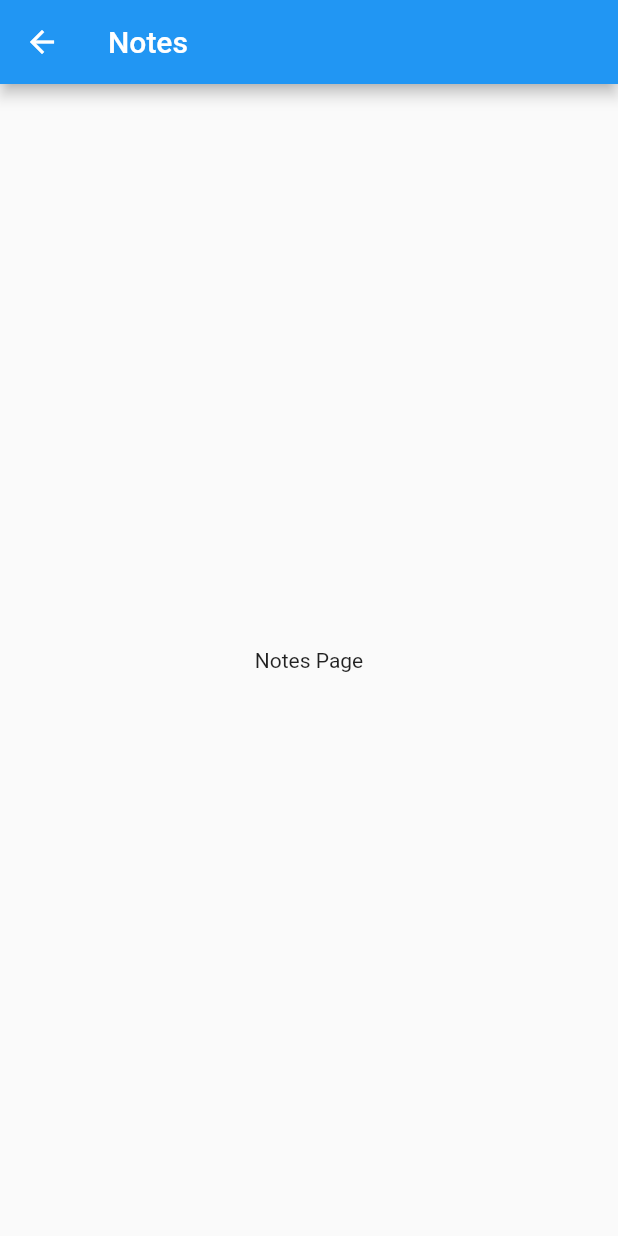
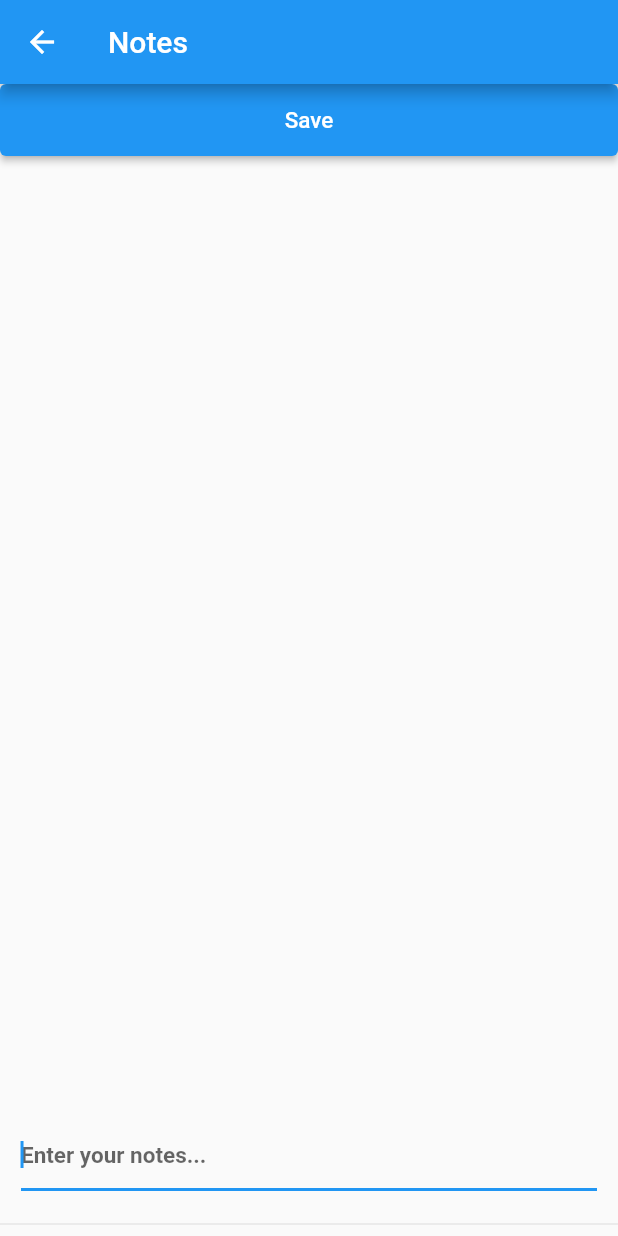
Before and after one commit to djsevy/BetterCalc, a Flutter app: the screen it shows after launch, item 2 of the bottom bar chosen, on a phone screen of 412 x 824 dp. Run offline on Flutter 3.47's test engine with Material 2 defaults, Android fonts, the phone set to English and light mode, and no system bars.

Commit message:
Added notes page functionality

```diff
--- a/better_calc/lib/main.dart
+++ b/better_calc/lib/main.dart
@@ -5,6 +5,7 @@ import 'HistoryStorage.dart';
 import 'package:flutter/material.dart';
 import 'dart:ui';
 import 'package:path_provider/path_provider.dart';
+import 'NotesStorage.dart';
 
 void main() {
   runApp(const CalculatorApp());
@@ -220,8 +221,7 @@ class _CalculatorScreenState extends State<CalculatorScreen> {
       } catch (e) {
         converted = buttonText;
       }
-    }
-    else {
+    } else {
       converted = buttonText;
     }
     return converted;
@@ -514,6 +514,7 @@ class _CalculatorScreenState extends State<CalculatorScreen> {
     var currentIndex = 0;
 
     return Scaffold(
+      appBar: AppBar(toolbarHeight: 0),
       body: _buildModeOfCalc(),
       bottomNavigationBar: BottomNavigationBar(
         items: const <BottomNavigationBarItem>[
@@ -542,7 +543,7 @@ class _CalculatorScreenState extends State<CalculatorScreen> {
           } else if (index == 1) {
             Navigator.push(
               context,
-              MaterialPageRoute(builder: (context) => const NotesPage()),
+              MaterialPageRoute(builder: (context) => NotesPage()),
             );
           } else if (index == 2) {
             Navigator.push(
@@ -561,8 +562,100 @@ class _CalculatorScreenState extends State<CalculatorScreen> {
   }
 }
 
-class NotesPage extends StatelessWidget {
-  const NotesPage({super.key});
+class NotesPage extends StatefulWidget {
+  NotesPage({super.key});
+
+  final NotesStorage notesStorage = NotesStorage();
+
+  @override
+  _NotesPageState createState() => _NotesPageState();
+}
+
+class _NotesPageState extends State<NotesPage> {
+  TextEditingController _textEditingController = TextEditingController();
+  final FocusNode _focusNode = FocusNode();
+
+  @override
+  void initState() {
+    super.initState();
+    // _focusNode = FocusNode();
+
+    _focusNode.requestFocus();
+    widget.notesStorage.readNotes().then((value) {
+      setState(() {
+        _textEditingController.text = value;
+        print('is this working?');
+        print(value);
+
+        //Can then do a print to see it to check if it's loading properly.
+      });
+    });
+  }
+
+  void _saveNotes() {
+    widget.notesStorage.writeToNotes(_textEditingController.text);
+    print('Saved');
+  }
+
+  Widget _buildSaveButton() {
+    return Expanded(
+      child: ElevatedButton(
+        style: ElevatedButton.styleFrom(
+          padding: const EdgeInsets.all(15.0),
+        ),
+        onPressed: () => _saveNotes(),
+        child: Text(
+          'Save',
+          style: const TextStyle(fontSize: 15.0),
+        ),
+      ),
+    );
+  }
+
+  Widget _buildNotes() {
+    return Column(
+      children: [
+        Expanded(
+            child: Container(
+          child: Column(
+            children: [
+              Row(children: [
+                _buildSaveButton(),
+              ]),
+              Expanded(
+                  child: Container(
+                padding: const EdgeInsets.all(14.0),
+                alignment: Alignment.bottomRight,
+                child: GestureDetector(
+                  child: TextField(
+                    autofocus: true,
+                    showCursor: true,
+                    controller:
+                        _textEditingController, // Use TextEditingController
+                    decoration: const InputDecoration(
+                      hintText: 'Enter your notes...',
+                    ),
+                    maxLines: null,
+                    keyboardType: TextInputType.multiline,
+                    textInputAction: TextInputAction.newline,
+                    onSubmitted: (_) {
+                      setState(() {
+                        _textEditingController.text +=
+                            '\n'; // Add a new line when the return button is pressed
+                      });
+                    },
+                    style: const TextStyle(
+                        fontSize: 15.0, fontWeight: FontWeight.bold),
+                  ),
+                ),
+              )),
+            ],
+          ),
+        )),
+        const Divider(),
+      ],
+    );
+  }
 
   @override
   Widget build(BuildContext context) {
@@ -570,30 +663,25 @@ class NotesPage extends StatelessWidget {
         appBar: AppBar(
           title: const Text('Notes'),
         ),
-      body: const Center(
-        child: Text('Notes Page'),
-      ),
-    );
+        body: _buildNotes());
   }
 }
 
 class SettingsPage extends StatefulWidget {
-
   final ValueChanged<int> clearHistory;
   final ValueChanged<bool> sciNotToggle;
   bool scientificNotMode;
-  SettingsPage(
-      {required this.clearHistory,
+  SettingsPage({
+    required this.clearHistory,
     required this.sciNotToggle,
-      required this.scientificNotMode,});
+    required this.scientificNotMode,
+  });
 
   @override
   SettingsPageState createState() => SettingsPageState();
 }
 
 class SettingsPageState extends State<SettingsPage> {
-
-
   void _setSciNotToggleState(bool currentState) {
     setState(() {
       widget.sciNotToggle(widget.scientificNotMode);
@@ -611,8 +699,8 @@ class SettingsPageState extends State<SettingsPage> {
           Row(children: [
             Expanded(
                 child: ElevatedButton(
-              onPressed: () =>
-                  widget.clearHistory(100), // Passing value to the parent widget.
+              onPressed: () => widget
+                  .clearHistory(100), // Passing value to the parent widget.
               child: Text(
                   'Clear History'), //Would set stylings here, including margins? Or is that outside?
               //Add another row do the 'display in scientific notation' toggle option. Oh, how aboutScienfific notation
```
Also changed, not shown: better_calc/lib/NotesStorage.dart (added, +39 -0 lines). Lines whose indentation alone changed are shown as unchanged.
